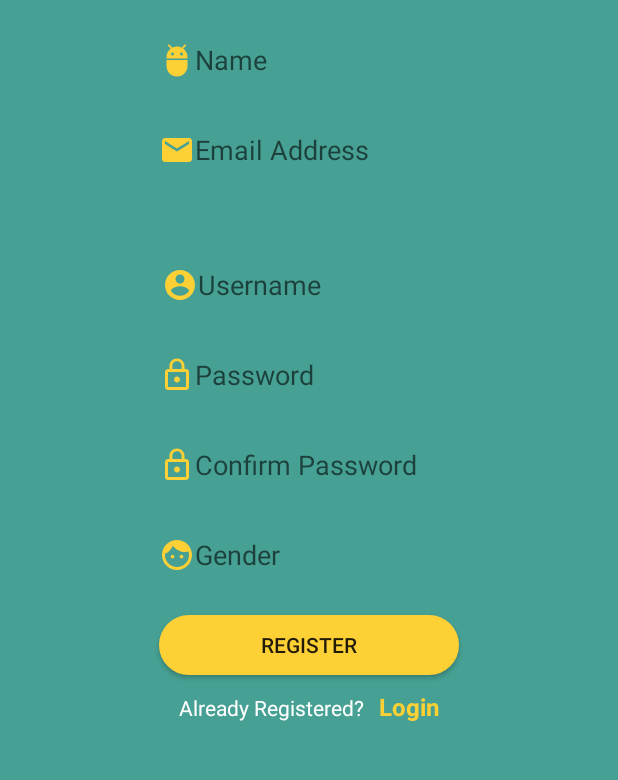
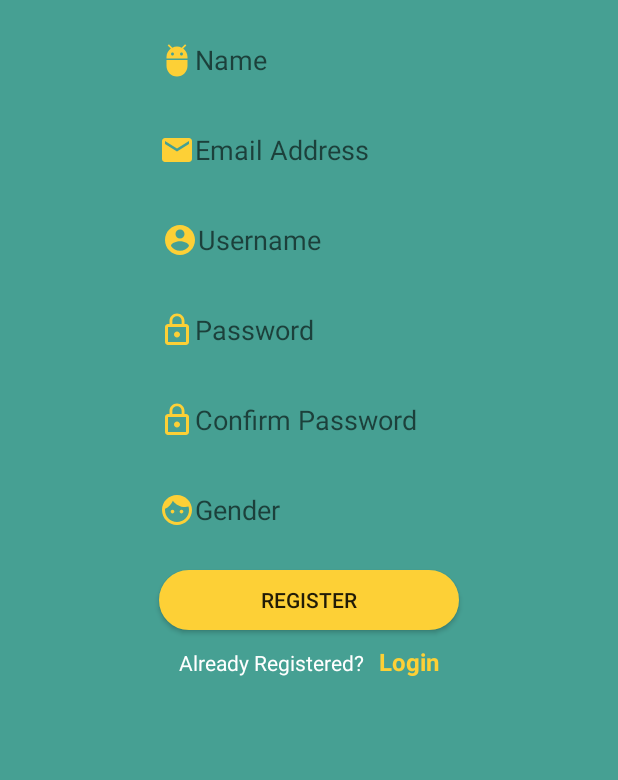
Before and after one commit to paulleonard95/MobileDevelopmentApp_B00686672, an Android app: the RegisterActivity screen opened directly, with no data from a screen before it, on a phone screen of 412 x 824 dp, the part 339-1119 px from its top. Run offline under Robolectric (Android 15) with nearby library versions, the phone set to English and light mode, and no system bars.

Commit message:
register page upgrade

```diff
--- a/app/src/main/java/com/example/mobiledevelopmentapp_b00686672/DataBaseHelper.java
+++ b/app/src/main/java/com/example/mobiledevelopmentapp_b00686672/DataBaseHelper.java
@@ -20,15 +20,15 @@ public class DataBaseHelper extends SQLiteOpenHelper {
         try {
             db.execSQL(CREATE_USER_TABLE);
         } catch (Exception er) {
-            Log.e("Error : ", "exception");
+            Log.e("Error : ", "error: unable to create table in database");
         }
     }
 
     @Override
     public void onUpgrade(SQLiteDatabase db, int oldVersion, int newVersion) {
-        //Drop the table if exist
+        //Update the table if already there
         db.execSQL("DROP TABLE IF EXISTS " + "user");
-        // Create a new one.
+        //New table is created.
         onCreate(db);
     }
 }
--- a/app/src/main/res/layout/activity_main.xml
+++ b/app/src/main/res/layout/activity_main.xml
@@ -24,6 +24,9 @@
         android:textColor="#fdd036"
         android:drawableLeft="@drawable/yellow_account"
         android:background="#46a093"
+        android:imeOptions="actionSearch"
+        android:inputType="text"
+        android:maxLines="1"
         android:hint="@string/username" />
 
     <EditText
@@ -34,6 +37,9 @@
         android:textColor="#fdd036"
         android:background="#46a093"
         android:drawableLeft="@drawable/yellow_lock"
+        android:imeOptions="actionSearch"
+        android:inputType="text"
+        android:maxLines="1"
         android:hint="@string/password" />
 
     <Button
--- a/app/src/main/res/layout/activity_register.xml
+++ b/app/src/main/res/layout/activity_register.xml
@@ -22,6 +22,9 @@
         android:layout_marginTop="20dp"
         android:background="#46a093"
         android:drawableLeft="@drawable/yellow_name"
+        android:imeOptions="actionSearch"
+        android:inputType="text"
+        android:maxLines="1"
         android:hint="@string/name" />
     <EditText
         android:id="@+id/email"
@@ -30,16 +33,22 @@
         android:layout_marginTop="20dp"
         android:background="#46a093"
         android:drawableLeft="@drawable/yellow_email"
+        android:imeOptions="actionSearch"
+        android:inputType="text"
+        android:maxLines="1"
         android:hint="@string/email_address" />
 
     <EditText
         android:id="@+id/username"
         android:layout_width="200dp"
         android:layout_height="40dp"
-        android:layout_marginTop="50dp"
+        android:layout_marginTop="20dp"
         android:paddingLeft="2dp"
         android:drawableLeft="@drawable/yellow_account"
         android:background="#46a093"
+        android:imeOptions="actionSearch"
+        android:inputType="text"
+        android:maxLines="1"
         android:hint="@string/username" />
 
     <EditText
@@ -49,6 +58,9 @@
         android:layout_marginTop="20dp"
         android:background="#46a093"
         android:drawableLeft="@drawable/yellow_lock"
+        android:imeOptions="actionSearch"
+        android:inputType="text"
+        android:maxLines="1"
         android:hint="@string/password" />
 
     <EditText
@@ -58,6 +70,9 @@
         android:layout_marginTop="20dp"
         android:background="#46a093"
         android:drawableLeft="@drawable/yellow_lock"
+        android:imeOptions="actionSearch"
+        android:inputType="text"
+        android:maxLines="1"
         android:hint="@string/confirm_password" />
     <EditText
         android:id="@+id/gender"
@@ -66,6 +81,9 @@
         android:layout_marginTop="20dp"
         android:drawableLeft="@drawable/yellow_face"
         android:background="#46a093"
+        android:imeOptions="actionSearch"
+        android:inputType="text"
+        android:maxLines="1"
         android:hint="@string/gender" />
 
     <Button
```
